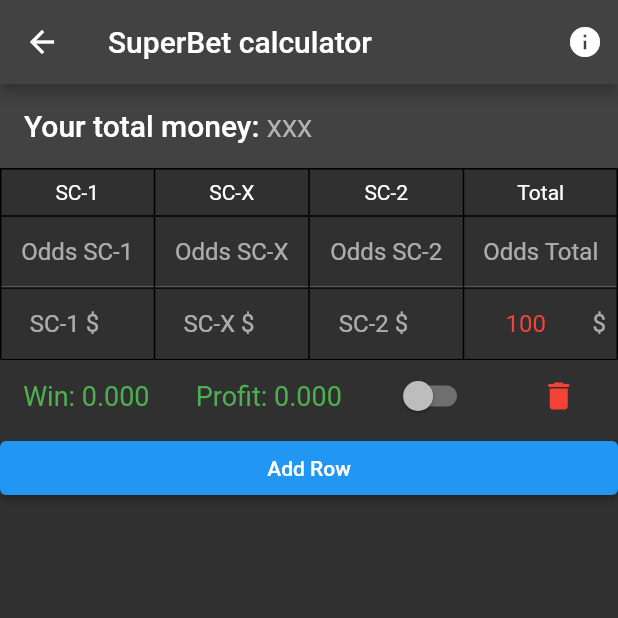
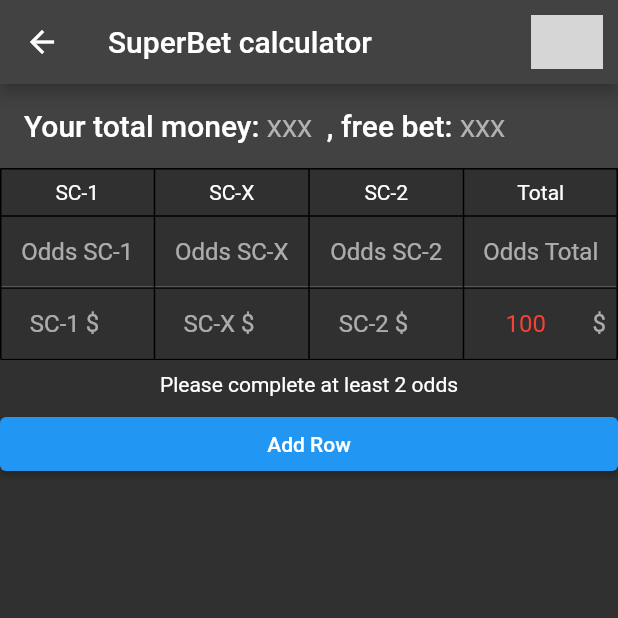
Before and after one commit to Teoneag/Jarvis-0, a Flutter app: the SuperBetCalculator screen opened by its route, after a tap on "Add Row", on a phone screen of 412 x 824 dp, the top half of it. Run offline on Flutter 3.47's test engine with Material 2 defaults, Android fonts, the light colour scheme and no system bars; missing offline and left inert: infix_expression_parser, info_popup, math_parser; statements that could not run were skipped; grey boxes are pictures that could not be loaded.

Commit message:
bet-all-free-bets-step10

```diff
--- a/lib/superbet_calculator/bet_model.dart
+++ b/lib/superbet_calculator/bet_model.dart
@@ -2,6 +2,7 @@
 
 class Bet {
   final String uid;
+  bool isOk = false;
   int lastInput = 3;
   double moneyOut = 0;
   double profit = 0;
@@ -13,9 +14,17 @@
   List<TextEditingController> moneyFreeC =
       List<TextEditingController>.generate(4, (_) => TextEditingController());
 
-  Bet({required this.uid, String? moneyFreeTotal, String? moneyInTotal}) {
+  Bet(
+      {required this.uid,
+      String? moneyFreeTotal,
+      String? moneyInTotal,
+      String? moneyFreeBet}) {
     moneyInC[3].text = moneyInTotal ?? '100';
     moneyFreeC[3].text = moneyFreeTotal ?? '23';
+    if (moneyFreeBet != null && moneyFreeBet != '') {
+      isFree = true;
+      moneyFreeC[3].text = moneyFreeBet;
+    }
   }
 
   void dispose() {
--- a/lib/superbet_calculator/superbet_calculator.dart
+++ b/lib/superbet_calculator/superbet_calculator.dart
@@ -8,6 +8,7 @@
 
 //: TODO: Add keys to make this faster (f for free switch, d for delete...)
 // TODO: Make bot to automatically take data from Superbet and make the bets for me
+// TODO: History of bets
 
 class SuperBetCalculator extends StatefulWidget {
   const SuperBetCalculator({Key? key}) : super(key: key);
@@ -19,6 +20,7 @@
 class _SuperBetCalculatorState extends State<SuperBetCalculator> {
   List<Bet> listItems = [];
   final TextEditingController _totalMoneyC = TextEditingController();
+  final TextEditingController _moneyFreeBetC = TextEditingController();
 
   @override
   void dispose() {
@@ -26,13 +28,30 @@
       bet.dispose();
     }
     _totalMoneyC.dispose();
+    _moneyFreeBetC.dispose();
     super.dispose();
+  }
+
+  void _updatetotalMoneyFree() {
+    for (int i = 0; i < listItems.length; i++) {
+      var bet = listItems[i];
+      setState(() {
+        if (_moneyFreeBetC.text.isNotEmpty) {
+          bet.isFree = true;
+          bet.moneyFreeC[3].text = _moneyFreeBetC.text;
+        } else {
+          bet.isFree = false;
+        }
+      });
+      _updateMoney(index: i);
+    }
   }
 
   void _updateTotalMoney() {
     for (int i = 0; i < listItems.length; i++) {
       var bet = listItems[i];
       setState(() {
+        bet.isFree = false;
         bet.moneyInC[3].text = _totalMoneyC.text;
       });
       bet.lastInput = 3;
@@ -49,7 +68,10 @@
         ));
         return;
       }
-      listItems.add(Bet(uid: uid, moneyInTotal: _totalMoneyC.text));
+      listItems.add(Bet(
+          uid: uid,
+          moneyInTotal: _totalMoneyC.text,
+          moneyFreeBet: _moneyFreeBetC.text));
     });
   }
 
@@ -83,9 +105,7 @@
   }
 
   void _updateMoney({int? currentInput, required int index}) {
-    print('current input $currentInput');
     final bet = listItems[index];
-    print(bet.lastInput);
     bet.lastInput = currentInput ?? bet.lastInput;
 
     if (!bet.isFree) {
@@ -128,6 +148,11 @@
           bet.moneyInC[3].text = moneyInTotal.toStringAsFixed(3);
         }
         bet.profit = bet.moneyOut - moneyInTotal;
+        if (bet.profit < 0) {
+          bet.isOk = false;
+        } else {
+          bet.isOk = true;
+        }
       });
       return;
     }
@@ -196,7 +221,9 @@
           SliverAppBar(
             automaticallyImplyLeading: false,
             pinned: true,
-            title: Row(
+            title: Column(
+              children: [
+                Row(
                   children: [
                     const Text('Your total money: '),
                     SizedBox(
@@ -212,6 +239,23 @@
                           suffix: Text('\$'),
                         ),
                       ),
+                    ),
+                    const Text(', free bet: '),
+                    SizedBox(
+                      width: 40,
+                      height: 45,
+                      child: TextField(
+                        controller: _moneyFreeBetC,
+                        onChanged: (_) => _updatetotalMoneyFree(),
+                        keyboardType: TextInputType.number,
+                        decoration: const InputDecoration(
+                          border: InputBorder.none,
+                          hintText: 'XXX',
+                          suffix: Text('\$'),
+                        ),
+                      ),
+                    ),
+                  ],
                 ),
               ],
             ),
@@ -300,7 +344,8 @@
                             ),
                         ],
                       ),
-                      Row(
+                      bet.isOk
+                          ? Row(
                               mainAxisAlignment: MainAxisAlignment.spaceAround,
                               children: [
                                 Text(
@@ -311,8 +356,9 @@
                                 Text(
                                   'Profit: ${bet.profit.toStringAsFixed(3)}',
                                   style: TextStyle(
-                                color:
-                                    bet.profit < 0 ? Colors.red : Colors.green,
+                                      color: bet.profit < 0
+                                          ? Colors.red
+                                          : Colors.green,
                                       fontSize: 18),
                                 ),
                                 Switch(
@@ -320,7 +366,8 @@
                                     onChanged: (value) {
                                       setState(() {
                                         bet.isFree = value;
-                                  bet.moneyInC[3].text = _totalMoneyC.text;
+                                        bet.moneyInC[3].text =
+                                            _totalMoneyC.text;
                                         _updateMoney(index: index);
                                       });
                                     }),
@@ -332,6 +379,10 @@
                                   ),
                                 ),
                               ],
+                            )
+                          : const Padding(
+                              padding: EdgeInsets.all(8.0),
+                              child: Text('Please complete at least 2 odds'),
                             ),
                     ],
                   );
```
Also changed, not shown: lib/coding/ACSL/prefix_infix_postfix.dart (+42 -2 lines). Lines whose indentation alone changed are shown as unchanged.
